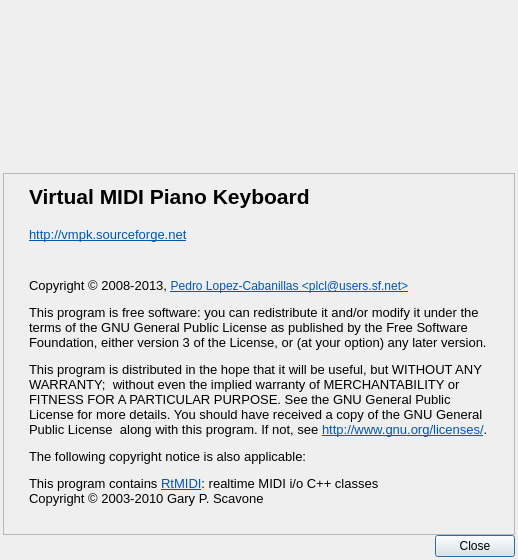
pedrolcl/VMPK, file src/about.ui: the form before one commit.
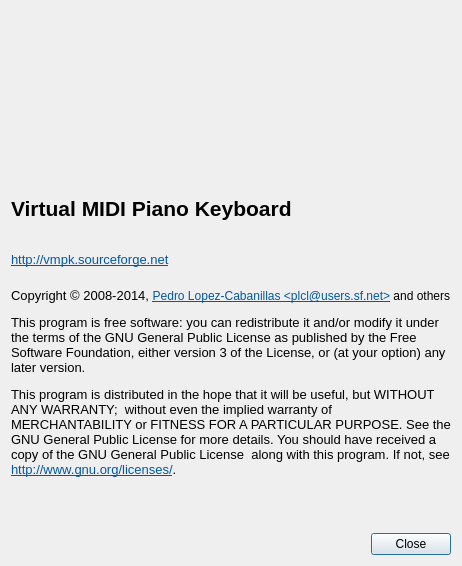
The form after the commit. Icons and pictures are not drawn.

```diff
--- a/src/about.ui
+++ b/src/about.ui
@@ -23,8 +23,8 @@
    <rect>
     <x>0</x>
     <y>0</y>
-    <width>518</width>
-    <height>560</height>
+    <width>460</width>
+    <height>566</height>
    </rect>
   </property>
   <property name="windowTitle">
@@ -34,17 +34,8 @@
    <iconset resource="../data/vmpk.qrc">
     <normaloff>:/vpiano/vmpk_32x32.png</normaloff>:/vpiano/vmpk_32x32.png</iconset>
   </property>
-  <layout class="QVBoxLayout" name="verticalLayout">
-   <property name="spacing">
-    <number>0</number>
-   </property>
-   <property name="sizeConstraint">
-    <enum>QLayout::SetMinimumSize</enum>
-   </property>
-   <property name="margin">
-    <number>3</number>
-   </property>
-   <item>
+  <layout class="QGridLayout" name="gridLayout">
+   <item row="0" column="0">
     <layout class="QHBoxLayout" name="horizontalLayout">
      <property name="spacing">
       <number>0</number>
@@ -119,105 +110,95 @@
      </item>
     </layout>
    </item>
-   <item>
-    <widget class="QScrollArea" name="scrollArea">
-     <property name="minimumSize">
-      <size>
-       <width>500</width>
-       <height>0</height>
-      </size>
-     </property>
-     <property name="widgetResizable">
-      <bool>true</bool>
-     </property>
-     <widget class="QWidget" name="scrollAreaWidgetContents">
-      <property name="geometry">
-       <rect>
-        <x>0</x>
-        <y>0</y>
-        <width>510</width>
-        <height>357</height>
-       </rect>
-      </property>
-      <layout class="QGridLayout" name="gridLayout">
-       <property name="margin">
-        <number>3</number>
-       </property>
-       <property name="spacing">
-        <number>0</number>
-       </property>
-       <item row="0" column="0">
-        <widget class="QLabel" name="labelName">
-         <property name="text">
-          <string>&lt;!DOCTYPE HTML PUBLIC &quot;-//W3C//DTD HTML 4.0//EN&quot; &quot;http://www.w3.org/TR/REC-html40/strict.dtd&quot;&gt;
-&lt;html&gt;&lt;head&gt;&lt;meta name=&quot;qrichtext&quot; content=&quot;1&quot; /&gt;&lt;style type=&quot;text/css&quot;&gt;
-p, li { white-space: pre-wrap; }
-&lt;/style&gt;&lt;/head&gt;&lt;body style=&quot; font-family:'Sans Serif'; font-size:10pt; font-weight:400; font-style:normal;&quot;&gt;
-&lt;p style=&quot; margin-top:0px; margin-bottom:0px; margin-left:0px; margin-right:0px; -qt-block-indent:0; text-indent:0px; font-size:9pt;&quot;&gt;&lt;span style=&quot; font-size:16pt; font-weight:600;&quot;&gt;Virtual MIDI Piano Keyboard&lt;/span&gt;&lt;/p&gt;&lt;/body&gt;&lt;/html&gt;</string>
-         </property>
-        </widget>
-       </item>
-       <item row="1" column="0">
-        <widget class="QLabel" name="label">
-         <property name="text">
-          <string>&lt;!DOCTYPE HTML PUBLIC &quot;-//W3C//DTD HTML 4.0//EN&quot; &quot;http://www.w3.org/TR/REC-html40/strict.dtd&quot;&gt;
-&lt;html&gt;&lt;head&gt;&lt;meta name=&quot;qrichtext&quot; content=&quot;1&quot; /&gt;&lt;style type=&quot;text/css&quot;&gt;
-p, li { white-space: pre-wrap; }
-&lt;/style&gt;&lt;/head&gt;&lt;body style=&quot; font-family:'Sans Serif'; font-size:10pt; font-weight:400; font-style:normal;&quot;&gt;
-&lt;p style=&quot; margin-top:0px; margin-bottom:0px; margin-left:0px; margin-right:0px; -qt-block-indent:0; text-indent:0px;&quot;&gt;&lt;a href=&quot;http://vmpk.sourceforge.net&quot;&gt;&lt;span style=&quot; text-decoration: underline; color:#0057ae;&quot;&gt;http://vmpk.sourceforge.net&lt;/span&gt;&lt;/a&gt;&lt;/p&gt;&lt;/body&gt;&lt;/html&gt;</string>
-         </property>
-         <property name="openExternalLinks">
-          <bool>true</bool>
-         </property>
-        </widget>
-       </item>
-       <item row="2" column="0">
-        <widget class="QLabel" name="labelCopyright">
-         <property name="sizePolicy">
-          <sizepolicy hsizetype="Fixed" vsizetype="Fixed">
-           <horstretch>0</horstretch>
-           <verstretch>0</verstretch>
-          </sizepolicy>
-         </property>
-         <property name="minimumSize">
-          <size>
-           <width>0</width>
-           <height>277</height>
-          </size>
-         </property>
-         <property name="text">
-          <string>&lt;!DOCTYPE HTML PUBLIC &quot;-//W3C//DTD HTML 4.0//EN&quot; &quot;http://www.w3.org/TR/REC-html40/strict.dtd&quot;&gt;
-&lt;html&gt;&lt;head&gt;&lt;meta name=&quot;qrichtext&quot; content=&quot;1&quot; /&gt;&lt;style type=&quot;text/css&quot;&gt;
-p, li { white-space: pre-wrap; }
-&lt;/style&gt;&lt;/head&gt;&lt;body style=&quot; font-family:'DejaVu Sans'; font-size:10pt; font-weight:400; font-style:normal;&quot;&gt;
-&lt;p style=&quot; margin-top:12px; margin-bottom:12px; margin-left:0px; margin-right:0px; -qt-block-indent:0; text-indent:0px;&quot;&gt;&lt;span style=&quot; font-family:'Sans Serif';&quot;&gt;Copyright © 2008-2013, &lt;/span&gt;&lt;a href=&quot;mailto:plcl@users.sf.net?subject=VMPK&quot;&gt;&lt;span style=&quot; font-family:'Sans Serif'; font-size:9pt; text-decoration: underline; color:#0057ae;&quot;&gt;Pedro Lopez-Cabanillas &amp;lt;plcl@users.sf.net&amp;gt;&lt;/span&gt;&lt;/a&gt;&lt;/p&gt;
-&lt;p style=&quot; margin-top:12px; margin-bottom:12px; margin-left:0px; margin-right:0px; -qt-block-indent:0; text-indent:0px;&quot;&gt;&lt;span style=&quot; font-family:'Sans Serif';&quot;&gt;This program is free software: you can redistribute it and/or modify it under the terms of the GNU General Public License as published by the Free Software Foundation, either version 3 of the License, or (at your option) any later version.&lt;/span&gt;&lt;/p&gt;
-&lt;p style=&quot; margin-top:12px; margin-bottom:12px; margin-left:0px; margin-right:0px; -qt-block-indent:0; text-indent:0px;&quot;&gt;&lt;span style=&quot; font-family:'Sans Serif';&quot;&gt;This program is distributed in the hope that it will be useful, but WITHOUT ANY WARRANTY;  without even the implied warranty of MERCHANTABILITY or FITNESS FOR A PARTICULAR PURPOSE. See the GNU General Public License for more details. You should have received a copy of the GNU General Public License  along with this program. If not, see &lt;/span&gt;&lt;a href=&quot;http://www.gnu.org/licenses/&quot;&gt;&lt;span style=&quot; font-family:'Sans Serif'; text-decoration: underline; color:#0057ae;&quot;&gt;http://www.gnu.org/licenses/&lt;/span&gt;&lt;/a&gt;&lt;span style=&quot; font-family:'Sans Serif';&quot;&gt;.&lt;/span&gt;&lt;/p&gt;
-&lt;p style=&quot; margin-top:12px; margin-bottom:12px; margin-left:0px; margin-right:0px; -qt-block-indent:0; text-indent:0px;&quot;&gt;&lt;span style=&quot; font-family:'Sans Serif';&quot;&gt;The following copyright notice is also applicable:&lt;/span&gt;&lt;/p&gt;
-&lt;p style=&quot; margin-top:12px; margin-bottom:12px; margin-left:0px; margin-right:0px; -qt-block-indent:0; text-indent:0px;&quot;&gt;&lt;span style=&quot; font-family:'Sans Serif';&quot;&gt;This program contains &lt;/span&gt;&lt;a href=&quot;http://www.music.mcgill.ca/~gary/rtmidi/&quot;&gt;&lt;span style=&quot; font-family:'Sans Serif'; text-decoration: underline; color:#0057ae;&quot;&gt;RtMIDI&lt;/span&gt;&lt;/a&gt;&lt;span style=&quot; font-family:'Sans Serif';&quot;&gt;: realtime MIDI i/o C++ classes&lt;br /&gt;Copyright © 2003-2010 Gary P. Scavone&lt;/span&gt;&lt;/p&gt;&lt;/body&gt;&lt;/html&gt;</string>
-         </property>
-         <property name="textFormat">
-          <enum>Qt::RichText</enum>
-         </property>
-         <property name="wordWrap">
-          <bool>true</bool>
-         </property>
-         <property name="openExternalLinks">
-          <bool>true</bool>
-         </property>
-        </widget>
-       </item>
-      </layout>
-     </widget>
-    </widget>
-   </item>
-   <item>
+   <item row="5" column="0">
     <widget class="QDialogButtonBox" name="buttonBox">
      <property name="standardButtons">
       <set>QDialogButtonBox::Close</set>
      </property>
     </widget>
    </item>
+   <item row="3" column="0">
+    <widget class="QLabel" name="labelCopyright">
+     <property name="sizePolicy">
+      <sizepolicy hsizetype="Preferred" vsizetype="Minimum">
+       <horstretch>0</horstretch>
+       <verstretch>0</verstretch>
+      </sizepolicy>
+     </property>
+     <property name="text">
+      <string>&lt;!DOCTYPE HTML PUBLIC &quot;-//W3C//DTD HTML 4.0//EN&quot; &quot;http://www.w3.org/TR/REC-html40/strict.dtd&quot;&gt;
+&lt;html&gt;&lt;head&gt;&lt;meta name=&quot;qrichtext&quot; content=&quot;1&quot; /&gt;&lt;style type=&quot;text/css&quot;&gt;
+p, li { white-space: pre-wrap; }
+&lt;/style&gt;&lt;/head&gt;&lt;body style=&quot; font-family:'Sans Serif'; font-size:9pt; font-weight:400; font-style:normal;&quot;&gt;
+&lt;p style=&quot; margin-top:12px; margin-bottom:12px; margin-left:0px; margin-right:0px; -qt-block-indent:0; text-indent:0px;&quot;&gt;&lt;span style=&quot; font-size:10pt;&quot;&gt;Copyright © 2008-2014, &lt;/span&gt;&lt;a href=&quot;mailto:plcl@users.sf.net?subject=VMPK&quot;&gt;&lt;span style=&quot; text-decoration: underline; color:#0057ae;&quot;&gt;Pedro Lopez-Cabanillas &amp;lt;plcl@users.sf.net&amp;gt;&lt;/span&gt;&lt;/a&gt;&lt;span style=&quot; color:#000000;&quot;&gt; and others&lt;/span&gt;&lt;/p&gt;
+&lt;p style=&quot; margin-top:12px; margin-bottom:12px; margin-left:0px; margin-right:0px; -qt-block-indent:0; text-indent:0px;&quot;&gt;&lt;span style=&quot; font-size:10pt;&quot;&gt;This program is free software: you can redistribute it and/or modify it under the terms of the GNU General Public License as published by the Free Software Foundation, either version 3 of the License, or (at your option) any later version.&lt;/span&gt;&lt;/p&gt;
+&lt;p style=&quot; margin-top:12px; margin-bottom:12px; margin-left:0px; margin-right:0px; -qt-block-indent:0; text-indent:0px;&quot;&gt;&lt;span style=&quot; font-size:10pt;&quot;&gt;This program is distributed in the hope that it will be useful, but WITHOUT ANY WARRANTY;  without even the implied warranty of MERCHANTABILITY or FITNESS FOR A PARTICULAR PURPOSE. See the GNU General Public License for more details. You should have received a copy of the GNU General Public License  along with this program. If not, see &lt;/span&gt;&lt;a href=&quot;http://www.gnu.org/licenses/&quot;&gt;&lt;span style=&quot; font-size:10pt; text-decoration: underline; color:#0057ae;&quot;&gt;http://www.gnu.org/licenses/&lt;/span&gt;&lt;/a&gt;&lt;span style=&quot; font-size:10pt;&quot;&gt;.&lt;/span&gt;&lt;/p&gt;&lt;/body&gt;&lt;/html&gt;</string>
+     </property>
+     <property name="textFormat">
+      <enum>Qt::RichText</enum>
+     </property>
+     <property name="wordWrap">
+      <bool>true</bool>
+     </property>
+     <property name="openExternalLinks">
+      <bool>true</bool>
+     </property>
+    </widget>
+   </item>
+   <item row="2" column="0">
+    <widget class="QLabel" name="label">
+     <property name="text">
+      <string>&lt;!DOCTYPE HTML PUBLIC &quot;-//W3C//DTD HTML 4.0//EN&quot; &quot;http://www.w3.org/TR/REC-html40/strict.dtd&quot;&gt;
+&lt;html&gt;&lt;head&gt;&lt;meta name=&quot;qrichtext&quot; content=&quot;1&quot; /&gt;&lt;style type=&quot;text/css&quot;&gt;
+p, li { white-space: pre-wrap; }
+&lt;/style&gt;&lt;/head&gt;&lt;body style=&quot; font-family:'Sans Serif'; font-size:10pt; font-weight:400; font-style:normal;&quot;&gt;
+&lt;p style=&quot; margin-top:0px; margin-bottom:0px; margin-left:0px; margin-right:0px; -qt-block-indent:0; text-indent:0px;&quot;&gt;&lt;a href=&quot;http://vmpk.sourceforge.net&quot;&gt;&lt;span style=&quot; text-decoration: underline; color:#0057ae;&quot;&gt;http://vmpk.sourceforge.net&lt;/span&gt;&lt;/a&gt;&lt;/p&gt;&lt;/body&gt;&lt;/html&gt;</string>
+     </property>
+     <property name="openExternalLinks">
+      <bool>true</bool>
+     </property>
+    </widget>
+   </item>
+   <item row="4" column="0">
+    <widget class="QPushButton" name="btnAndroid">
+     <property name="sizePolicy">
+      <sizepolicy hsizetype="Minimum" vsizetype="Minimum">
+       <horstretch>0</horstretch>
+       <verstretch>0</verstretch>
+      </sizepolicy>
+     </property>
+     <property name="cursor">
+      <cursorShape>PointingHandCursor</cursorShape>
+     </property>
+     <property name="text">
+      <string notr="true"/>
+     </property>
+     <property name="icon">
+      <iconset resource="../data/vmpk.qrc">
+       <normaloff>:/android/en.png</normaloff>:/android/en.png</iconset>
+     </property>
+     <property name="iconSize">
+      <size>
+       <width>172</width>
+       <height>60</height>
+      </size>
+     </property>
+     <property name="flat">
+      <bool>true</bool>
+     </property>
+    </widget>
+   </item>
+   <item row="1" column="0">
+    <widget class="QLabel" name="labelName">
+     <property name="text">
+      <string>&lt;!DOCTYPE HTML PUBLIC &quot;-//W3C//DTD HTML 4.0//EN&quot; &quot;http://www.w3.org/TR/REC-html40/strict.dtd&quot;&gt;
+&lt;html&gt;&lt;head&gt;&lt;meta name=&quot;qrichtext&quot; content=&quot;1&quot; /&gt;&lt;style type=&quot;text/css&quot;&gt;
+p, li { white-space: pre-wrap; }
+&lt;/style&gt;&lt;/head&gt;&lt;body style=&quot; font-family:'Sans Serif'; font-size:10pt; font-weight:400; font-style:normal;&quot;&gt;
+&lt;p style=&quot; margin-top:0px; margin-bottom:0px; margin-left:0px; margin-right:0px; -qt-block-indent:0; text-indent:0px; font-size:9pt;&quot;&gt;&lt;span style=&quot; font-size:16pt; font-weight:600;&quot;&gt;Virtual MIDI Piano Keyboard&lt;/span&gt;&lt;/p&gt;&lt;/body&gt;&lt;/html&gt;</string>
+     </property>
+    </widget>
+   </item>
   </layout>
  </widget>
  <layoutdefault spacing="6" margin="11"/>
```
